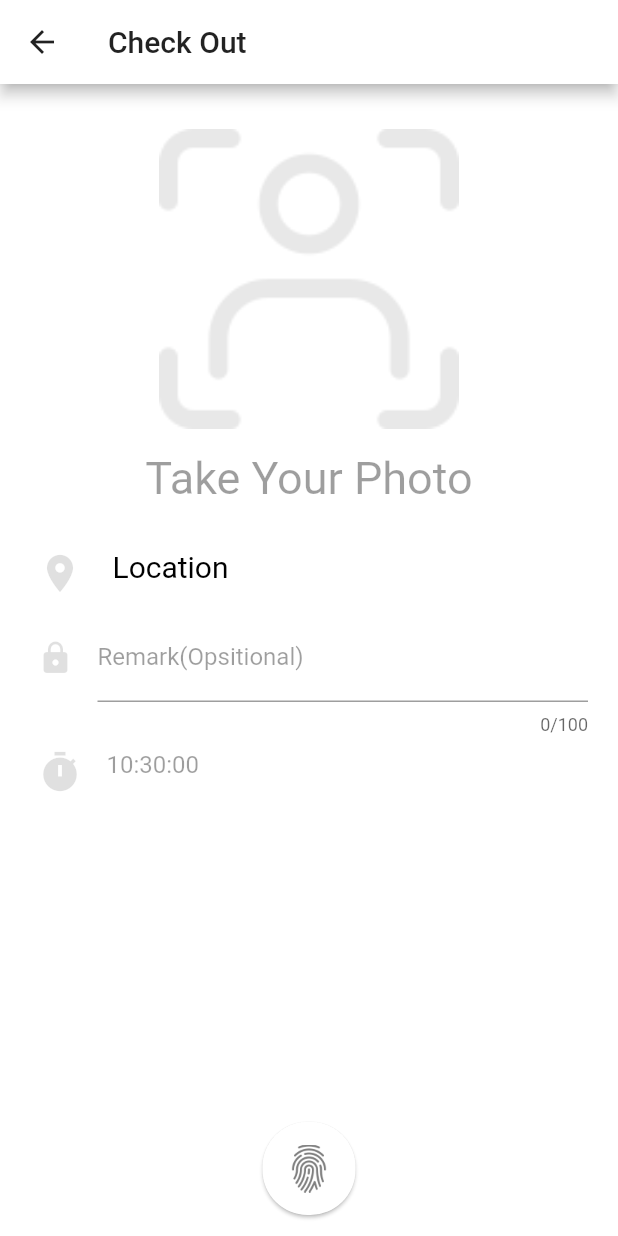
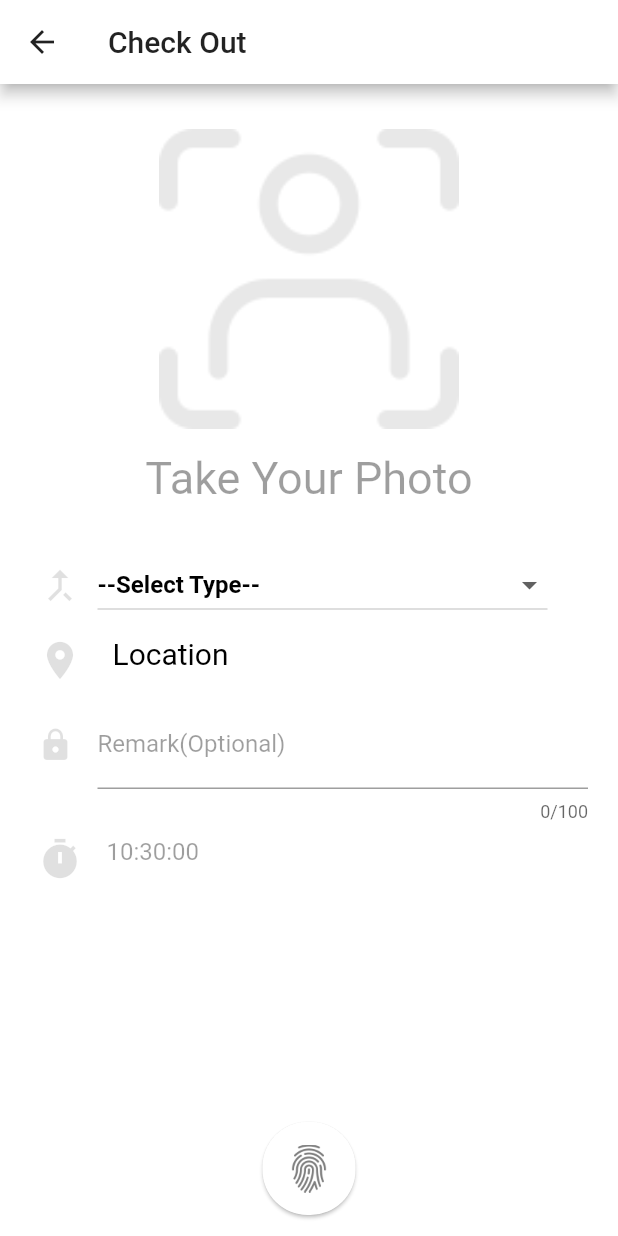
Before and after one commit to ziafadhilah/hrdmagenta, a Flutter app: the Checkout screen opened directly, on a phone screen of 412 x 824 dp. Run offline on Flutter 3.47's test engine with Material 2 defaults, Android fonts, the phone set to English and light mode, and no system bars; our stand-ins replace bottom_navy_bar, carousel_pro, firebase_messaging, flutter_local_notifications, flutter_svg, fluttertoast and 15 more; accounts and stored records are empty.

Commit message:
perubahan Check in

```diff
--- a/lib/page/employee/checkin/checkin.dart
+++ b/lib/page/employee/checkin/checkin.dart
@@ -29,6 +29,7 @@ class _CheckinState extends State<Checkin> {
   Validasi validator=new Validasi();
   List typeList;
   String _type;
+
 
 
 
@@ -90,7 +91,7 @@ class _CheckinState extends State<Checkin> {
           icon: Icon(Icons.lock,
           color: Colors.black12,
           ),
-          labelText: 'Remark(Opsitional)',
+          labelText: 'Remark(Optional)',
           labelStyle: TextStyle(
             color: Colors.black38,
           ),
--- a/lib/page/employee/checkout/checkout.dart
+++ b/lib/page/employee/checkout/checkout.dart
@@ -9,6 +9,7 @@ import 'package:hrdmagenta/validasi/validator.dart';
 import 'package:image_picker/image_picker.dart';
 import 'package:intl/intl.dart';
 import 'package:shared_preferences/shared_preferences.dart';
+import 'package:toast/toast.dart';
 
 class Checkout extends StatefulWidget {
   @override
@@ -26,6 +27,7 @@ class _CheckoutState extends State<Checkout> {
   var time,_lat,_long,_employee_id,_check_in,_clock_in;
   String base64;
   Validasi validator=new Validasi();
+  String _type_absence;
 
 
 
@@ -88,7 +90,7 @@ class _CheckoutState extends State<Checkout> {
           icon: Icon(Icons.lock,
             color: Colors.black12,
           ),
-          labelText: 'Remark(Opsitional)',
+          labelText: 'Remark(Optional)',
           labelStyle: TextStyle(
             color: Colors.black38,
           ),
@@ -248,6 +250,64 @@ class _CheckoutState extends State<Checkout> {
     );
   }
 
+  Widget _buildtypeabsen(){
+    return Container(
+      margin: EdgeInsets.only(left: 25,right: 20),
+      width: double.infinity,
+      padding: const EdgeInsets.all(0.0),
+      child: Row(
+        children: [
+          Container(
+            child: Icon(
+              Icons.merge_type,
+              color: Colors.black12,
+              size: 30,
+
+            ),
+          ),
+          Container(
+            width: 300,
+
+            margin: EdgeInsets.only(left: 10),
+            child: DropdownButton<String>(
+              isExpanded: true,
+
+              value: _type_absence,
+              //elevation: 5,
+              style: TextStyle(color: Colors.black),
+
+              items: <String>[
+
+                'Office',
+                'Event',
+                'Sick',
+                'Permission',
+              ].map<DropdownMenuItem<String>>((String value) {
+                return DropdownMenuItem<String>(
+                  value: value,
+
+                  child: Text(value),
+                );
+              }).toList(),
+              hint: Text(
+                "--Select Type--",
+                style: TextStyle(
+                    color: Colors.black,
+                    fontSize: 16,
+                    fontWeight: FontWeight.w600),
+              ),
+              onChanged: (String value) {
+                setState(() {
+                  _type_absence = value;
+                });
+              },
+            ),
+          ),
+        ],
+      ),
+    );
+  }
+
 
   ///main context
   @override
@@ -283,12 +343,16 @@ class _CheckoutState extends State<Checkout> {
                   ),
                 ),
                 _buildText(),
+
                 SizedBox(height: 15,),
+                _buildtypeabsen(),
+                SizedBox(height: 10,),
                 _buildLocation(),
                 SizedBox(height: 10,),
                 _buildremark(),
                 SizedBox(height: 10,),
                 _buildtime(),
+
 
                 Expanded(
 
@@ -341,7 +405,8 @@ class _CheckoutState extends State<Checkout> {
     //
     //
     // }
-    validator.validation_checkout(context, base64.toString(), Cremark.text, _lat.toString().trim(), _long.toString().trim(),_employee_id,date.toString(),time.toString(),);
+    Toast.show(_type_absence.toString(), context);
+    //validator.validation_checkout(context, base64.toString(), Cremark.text, _lat.toString().trim(), _long.toString().trim(),_employee_id,date.toString(),time.toString(),);
 
 
   }
```
